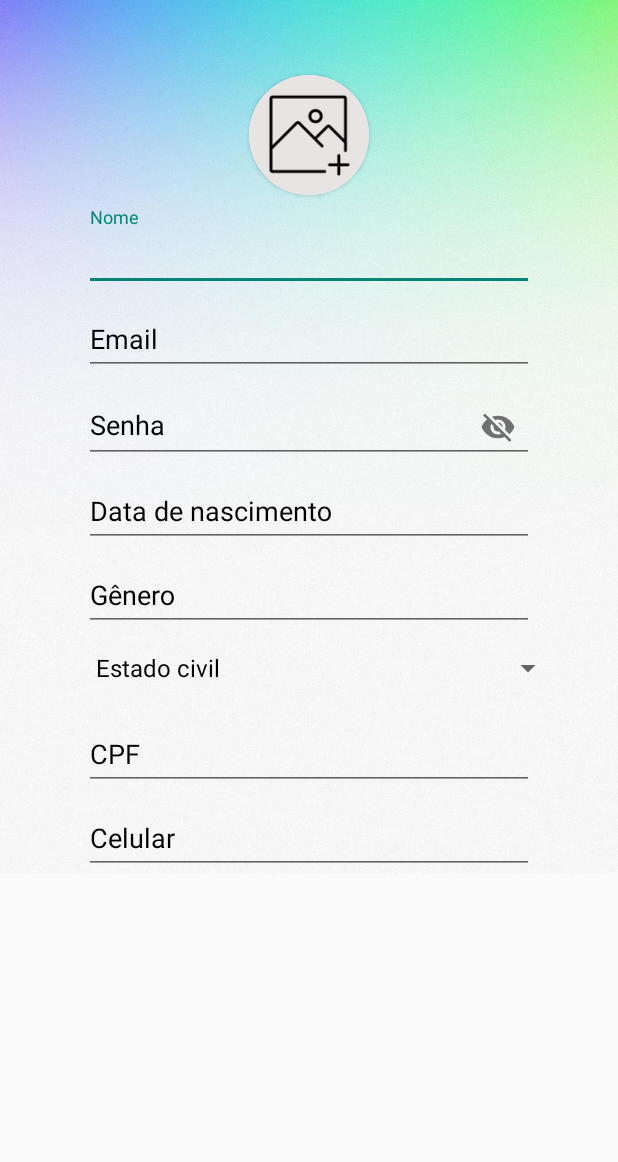
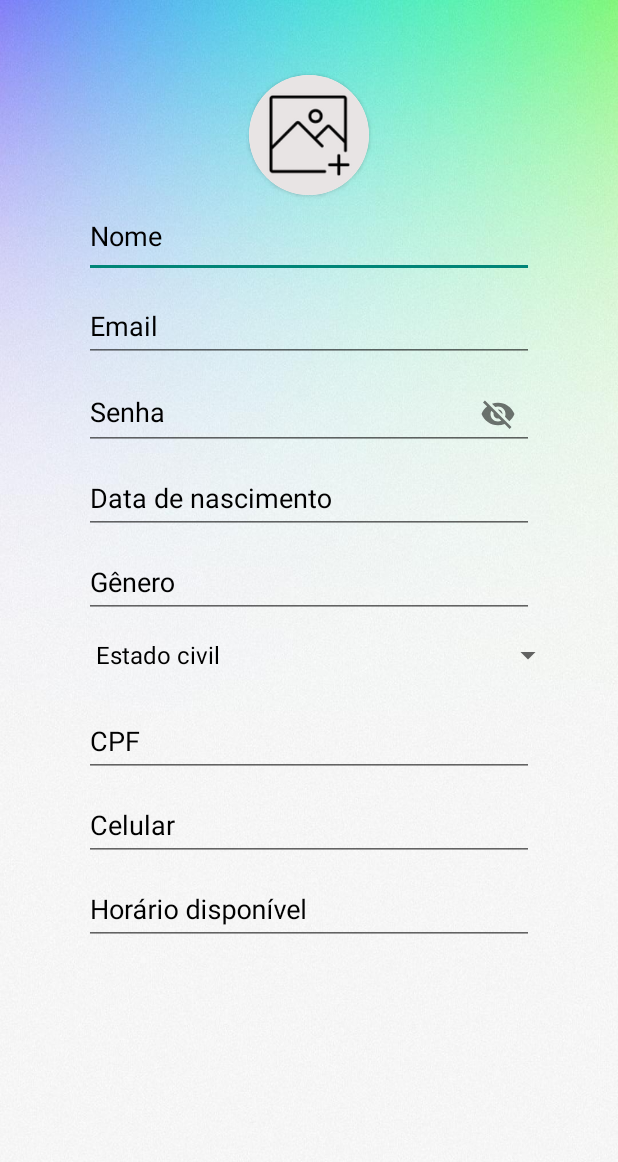
Before and after one commit to cesarfreitax/user, an Android app: the RegisterActivity screen opened directly, with no data from a screen before it, after a tap on an icon or button, on a phone screen of 412 x 824 dp. Shown: the top 1162 px of the screen. Run offline under Robolectric (Android 15) with nearby library versions, the phone set to English and light mode, and no system bars.

Commit message:
main campo de horario horario disponivel com TimePickerDialog

```diff
--- a/app/src/main/java/com/cesar/user/RegisterActivity.kt
+++ b/app/src/main/java/com/cesar/user/RegisterActivity.kt
@@ -2,23 +2,17 @@ package com.cesar.user
 
 import android.app.Activity
 import android.app.DatePickerDialog
-import android.content.Context
+import android.app.TimePickerDialog
 import android.content.Intent
 import android.graphics.Bitmap
 import androidx.appcompat.app.AppCompatActivity
 import android.os.Bundle
 import android.provider.MediaStore
 import android.view.View
-import android.widget.AdapterView
-import android.widget.ArrayAdapter
-import android.widget.ImageView
-import android.widget.Spinner
-import android.widget.Toast
+import android.widget.*
 import androidx.appcompat.app.AlertDialog
 import androidx.core.widget.addTextChangedListener
-import com.cesar.user.utils.OnDateSetListenerWithDateTreatmentImpl
-import com.cesar.user.utils.cpfMask
-import com.cesar.user.utils.phoneMask
+import com.cesar.user.utils.*
 import com.google.android.material.textfield.TextInputEditText
 import com.google.android.material.textfield.TextInputLayout
 import java.text.SimpleDateFormat
@@ -30,58 +24,87 @@ private const val REQUEST_CODE_CAMERA = 1002
 class RegisterActivity : AppCompatActivity() {
 
     lateinit var img: ImageView
-    lateinit var emailContainer: TextInputLayout
+    lateinit var email: EditText
+    lateinit var password: TextInputEditText
     lateinit var birth: TextInputEditText
     lateinit var gender: TextInputEditText
     lateinit var maritalState: Spinner
     lateinit var cpf: TextInputEditText
     lateinit var phone: TextInputEditText
+    lateinit var name: AutoCompleteTextView
+    lateinit var availableHour: TextInputEditText
 
     private var cpfAux = ""
     private var phoneAux = ""
-    private var formatDate = SimpleDateFormat("d/MM/Y", Locale.US)
+    private var formatDate = SimpleDateFormat("dd/MM/y", Locale.US)
+    private var formatTime = SimpleDateFormat("HH:mm", Locale.US)
 
     private val genderList = arrayOf("Masculino", "Feminino", "Outros")
     private val maritalStateList = arrayOf("Estado civil", "Solteira", "Casada", "Divorciada", "Viúva")
-
-    var day = 0
-    var month = 0
-    var year = 0
-    var hour = 0
-    var minute = 0
-
-    var savedDay = 0
-    var savedMonth = 0
-    var savedYear = 0
-    var savedHour = 0
-    var savedMinute = 0
 
     override fun onCreate(savedInstanceState: Bundle?) {
         super.onCreate(savedInstanceState)
         setContentView(R.layout.register)
 
         setComponentBinding()
-//        pickDate()
         showGenderListDialog()
         showChooseImageMethod()
-        setCpfMask()
-        setPhoneMask()
+        setMasks()
         maritalStateAdapter()
+        setDatePickerDialog()
+        setTimePickerDialog()
 
-        birth.setOnClickListener(View.OnClickListener {
+        val names = resources.getStringArray(R.array.Nomes)
+        val adapter = ArrayAdapter(this, android.R.layout.simple_list_item_1, names)
+        name.setAdapter(adapter)
+    }
+
+    private fun setTimePickerDialog() {
+        availableHour.setOnClickListener {
+            val getTime = Calendar.getInstance()
+            val timePicker = TimePickerDialog(
+                this,
+                android.R.style.Theme_Holo_Light_Dialog_MinWidth,
+                { timePicker: TimePicker, hour: Int, minute: Int ->
+
+                    val selectTime = Calendar.getInstance()
+                    selectTime.set(Calendar.HOUR, hour-12)
+                    selectTime.set(Calendar.MINUTE, minute)
+
+                    availableHour.setText(formatTime.format(selectTime.time))
+
+                },
+                getTime.get(Calendar.HOUR),
+                getTime.get(Calendar.MINUTE),
+                true
+            )
+            timePicker.show()
+        }
+    }
+
+    // Set DatePickerDialog to capture user birth
+    private fun setDatePickerDialog() {
+        birth.setOnClickListener {
             val getDate = Calendar.getInstance()
-            val datepicker = DatePickerDialog(this, android.R.style.Theme_Holo_Light_Dialog_MinWidth, DatePickerDialog.OnDateSetListener { view, year, month, dayOfMonth ->
+            val datepicker = DatePickerDialog(
+                this,
+                android.R.style.Theme_Holo_Light_Dialog_MinWidth,
+                { _, year, month, dayOfMonth ->
 
-                val selectDate = Calendar.getInstance()
-                selectDate.set(Calendar.YEAR, year)
-                selectDate.set(Calendar.MONTH, month)
-                selectDate.set(Calendar.DAY_OF_MONTH, dayOfMonth)
+                    val selectDate = Calendar.getInstance()
+                    selectDate.set(Calendar.YEAR, year)
+                    selectDate.set(Calendar.MONTH, month)
+                    selectDate.set(Calendar.DAY_OF_MONTH, dayOfMonth)
 
-                birth.setText(formatDate.format(selectDate.time))
+                    birth.setText(formatDate.format(selectDate.time))
 
-            }, getDate.get(Calendar.YEAR), getDate.get(Calendar.MONTH), getDate.get(Calendar.DAY_OF_MONTH))
+                },
+                getDate.get(Calendar.YEAR),
+                getDate.get(Calendar.MONTH),
+                getDate.get(Calendar.DAY_OF_MONTH)
+            )
             datepicker.show()
-        })
+        }
     }
 
     // Create adapter for spinner dropdown with an option list
@@ -111,39 +134,18 @@ class RegisterActivity : AppCompatActivity() {
         }
     }
 
-    // Phone mask text listener for code formatting
-    private fun setPhoneMask() {
-        phone.addTextChangedListener {
-            phoneAux = it.toString().phoneMask(phoneAux, phone)
-        }
-    }
-
-    // CPF mask text listener for code formatting
-    private fun setCpfMask() {
-        cpf.addTextChangedListener {
-            cpfAux = it.toString().cpfMask(cpfAux, cpf)
-        }
-    }
-
-
     // Set binding according with the view
     private fun setComponentBinding() {
         img = findViewById(R.id.register_img)
         birth = findViewById(R.id.register_birth)
         gender = findViewById(R.id.register_gender)
         maritalState = findViewById(R.id.register_marital_status)
-        emailContainer = findViewById(R.id.register_email_container)
+        email = findViewById(R.id.register_email)
+        password = findViewById(R.id.register_password)
         cpf = findViewById(R.id.register_cpf)
         phone = findViewById(R.id.register_phone)
-    }
-
-    // Set the date variables according date now
-    fun selectYearDate(datePickerListener: OnDateSetListenerWithDateTreatmentImpl, context: Context) {
-        val calendar: Calendar = Calendar.getInstance()
-        val year: Int = calendar.get(Calendar.YEAR)
-        val month: Int = calendar.get(Calendar.MONTH)
-        val day: Int = calendar.get(Calendar.DAY_OF_MONTH)
-        DatePickerDialog(context, R.style.Theme_User, datePickerListener, year, month, day).show()
+        name = findViewById(R.id.register_name)
+        availableHour = findViewById(R.id.register_available_hour)
     }
 
     // Open the camera
@@ -166,6 +168,7 @@ class RegisterActivity : AppCompatActivity() {
     }
 
     // Check the requests and set the images
+    @Deprecated("Deprecated in Java")
     override fun onActivityResult(requestCode: Int, resultCode: Int, intent: Intent?) {
         super.onActivityResult(requestCode, resultCode, intent)
         if (resultCode == Activity.RESULT_OK && requestCode == REQUEST_CODE_GALLERY){
@@ -215,35 +218,36 @@ class RegisterActivity : AppCompatActivity() {
         }
     }
 
-//    // Open the calendar
-//    private fun getDateTimeCalendar() {
-//        val cal = Calendar.getInstance()
-//        day = cal.get(Calendar.DAY_OF_MONTH)
-//        month = cal.get(Calendar.MONTH)
-//        year = cal.get(Calendar.YEAR)
-//    }
+    // Set the masks for validations, formatting and visual
+    private fun setMasks() {
+        name.addTextChangedListener {
+            it.toString().nameMask(name)
+        }
 
-    // Set the chosen date
-//    private fun pickDate() {
-//        birth.setOnClickListener {
-//            selectYearDate(OnDateSetListenerWithDateTreatmentImpl { date ->
-//                birth.setText(date)
-//            }, this)
-////            getDateTimeCalendar()
-////
-////            DatePickerDialog(this, this, year, month, day).show()
-//        }
-//    }
+        email.addTextChangedListener {
+            it.toString().emailMask(email)
+        }
 
-//    override fun onDateSet(view: DatePicker?, year: Int, month: Int, dayOfMonth: Int) {
-//        savedDay = dayOfMonth
-//        savedMonth = month + 1
-//        savedYear = year
-//
-//        getDateTimeCalendar()
-//        birth.setText("$savedDay-$savedMonth-$savedYear")
-//
-//    }
+        password.addTextChangedListener {
+            it.toString().passwordMask(password)
+        }
+
+        birth.addTextChangedListener {
+            it.toString().notEmptyMask(birth)
+        }
+
+        gender.addTextChangedListener {
+            it.toString().notEmptyMask(gender)
+        }
+
+        phone.addTextChangedListener {
+            phoneAux = it.toString().phoneMask(phoneAux, phone)
+        }
+
+        cpf.addTextChangedListener {
+            cpfAux = it.toString().cpfMask(cpfAux, cpf)
+        }
+    }
 
     //APLICAR NO OLHINHO
 //    override fun onTouchEvent(event: MotionEvent?): Boolean {
--- a/app/src/main/java/com/cesar/user/utils/Extension.kt
+++ b/app/src/main/java/com/cesar/user/utils/Extension.kt
@@ -1,7 +1,10 @@
 package com.cesar.user.utils
 
+import android.widget.AutoCompleteTextView
+import android.widget.EditText
 import com.cesar.user.R
 import com.google.android.material.textfield.TextInputEditText
+import com.google.android.material.textfield.TextInputLayout
 
 fun String.cpfMask(cpfAux: String, editText: TextInputEditText) : String {
     var cpfMasked = this
@@ -69,3 +72,41 @@ fun String.phoneMask(phoneAux: String, editText: TextInputEditText) : String {
 
     return phoneMasked
 }
+
+fun String.nameMask (editText: AutoCompleteTextView) {
+    if (this.length < 3) {
+        editText.setTextColor(editText.resources.getColor(R.color.red))
+    } else {
+        editText.setTextColor(editText.resources.getColor(R.color.green))
+    }
+}
+
+fun String.emailMask (editText: EditText) {
+    if (this.length > 5) {
+        editText.setTextColor(editText.resources.getColor(R.color.green))
+    } else {
+        editText.setTextColor(editText.resources.getColor(R.color.red))
+    }
+}
+
+fun String.isLongEnough() = length >= 8
+fun String.hasEnoughDigits() = count(Char::isDigit) >= 3
+fun String.hasUpperCase() = any(Char::isUpperCase)
+fun String.hasSpecialChar() = any { it in "@#$%ˆˆ*()" }
+
+val requirements = listOf(String::isLongEnough, String::hasEnoughDigits, String::hasUpperCase, String::hasSpecialChar)
+val String.checkRequirements get() = requirements.all { check -> check(this) }
+
+fun String.passwordMask (editText: TextInputEditText) {
+    if (this.checkRequirements) {
+        editText.setTextColor(editText.resources.getColor(R.color.green))
+    } else {
+        editText.setTextColor(editText.resources.getColor(R.color.red))
+    }
+}
+
+fun String.notEmptyMask (editText: TextInputEditText) {
+    if (this.isNotEmpty()) {
+        editText.setTextColor(editText.resources.getColor(R.color.green))
+    }
+}
--- a/app/src/main/res/layout/register.xml
+++ b/app/src/main/res/layout/register.xml
@@ -5,13 +5,13 @@
     android:layout_height="match_parent"
     xmlns:android="http://schemas.android.com/apk/res/android"
     xmlns:app="http://schemas.android.com/apk/res-auto"
-    xmlns:tools="http://schemas.android.com/tools">
+    xmlns:tools="http://schemas.android.com/tools"
+    android:background="@drawable/login_bg">
 
     <androidx.constraintlayout.widget.ConstraintLayout
         android:layout_width="match_parent"
-        android:layout_height="match_parent"
-        tools:context=".RegisterActivity"
-        android:background="@drawable/login_bg">
+        android:layout_height="wrap_content"
+        tools:context=".RegisterActivity">
 
         <androidx.cardview.widget.CardView
             android:layout_width="80dp"
@@ -37,23 +37,33 @@
                 android:contentDescription="Imagem de perfil" />
         </androidx.cardview.widget.CardView>
 
-        <com.google.android.material.textfield.TextInputLayout
-            android:id="@+id/register_name_container"
+<!--        <com.google.android.material.textfield.TextInputLayout-->
+<!--            android:id="@+id/register_name"-->
+<!--            android:layout_width="300dp"-->
+<!--            android:layout_height="wrap_content"-->
+<!--            android:hint="Nome"-->
+<!--            android:textColorHint="@color/black"-->
+<!--            app:layout_constraintTop_toBottomOf="@id/register_img_container"-->
+<!--            app:layout_constraintStart_toStartOf="parent"-->
+<!--            app:layout_constraintEnd_toEndOf="parent"-->
+<!--            android:layout_marginTop="8dp">-->
+
+<!--            <EditText-->
+<!--                android:id="@+id/register_name"-->
+<!--                android:layout_width="match_parent"-->
+<!--                android:layout_height="wrap_content"-->
+<!--                android:inputType="text" />-->
+<!--        </com.google.android.material.textfield.TextInputLayout>-->
+
+        <AutoCompleteTextView
             android:layout_width="300dp"
-            android:layout_height="wrap_content"
-            android:hint="Nome"
-            android:textColorHint="@color/black"
+            android:layout_height="55dp"
+            android:id="@+id/register_name"
             app:layout_constraintTop_toBottomOf="@id/register_img_container"
             app:layout_constraintStart_toStartOf="parent"
             app:layout_constraintEnd_toEndOf="parent"
-            android:layout_marginTop="8dp">
-
-            <EditText
-                android:id="@+id/register_name"
-                android:layout_width="match_parent"
-                android:layout_height="wrap_content"
-                android:inputType="text" />
-        </com.google.android.material.textfield.TextInputLayout>
+            android:hint="Nome"
+            android:textColorHint="@color/black"/>
 
         <com.google.android.material.textfield.TextInputLayout
             android:id="@+id/register_email_container"
@@ -62,8 +72,8 @@
             android:hint="Email"
             app:suffixText="\@gmail.com"
             android:textColorHint="@color/black"
-            app:layout_constraintTop_toBottomOf="@id/register_name_container"
-            app:layout_constraintStart_toStartOf="@id/register_name_container">
+            app:layout_constraintTop_toBottomOf="@id/register_name"
+            app:layout_constraintStart_toStartOf="@id/register_name">
 
             <EditText
                 android:id="@+id/register_email"
@@ -169,6 +179,24 @@
 
         </com.google.android.material.textfield.TextInputLayout>
 
+        <com.google.android.material.textfield.TextInputLayout
+            android:id="@+id/register_available_hour_container"
+            android:layout_width="300dp"
+            android:layout_height="wrap_content"
+            android:hint="Horário disponível"
+            android:textColorHint="@color/black"
+            app:layout_constraintTop_toBottomOf="@id/register_phone_container"
+            app:layout_constraintStart_toStartOf="@id/register_phone_container">
+
+            <com.google.android.material.textfield.TextInputEditText
+                android:id="@+id/register_available_hour"
+                android:layout_width="match_parent"
+                android:layout_height="wrap_content"
+                android:inputType="time"
+                android:focusable="false"/>
+
+        </com.google.android.material.textfield.TextInputLayout>
+
 
 
 
--- a/app/src/main/res/values/strings.xml
+++ b/app/src/main/res/values/strings.xml
@@ -11,4 +11,17 @@
     <string name="menu_home">Home</string>
     <string name="menu_gallery">Gallery</string>
     <string name="menu_slideshow">Slideshow</string>
+
+    <string-array name="Nomes">
+        <item>César</item>
+        <item>Patricio</item>
+        <item>Bruno</item>
+        <item>Rafaella</item>
+        <item>Andrea</item>
+        <item>Caio</item>
+        <item>Julio</item>
+        <item>Hadonias</item>
+        <item>Matheus</item>
+        <item>Luana</item>
+    </string-array>
 </resources>
--- a/gradle.properties
+++ b/gradle.properties
@@ -6,7 +6,8 @@
 # http://www.gradle.org/docs/current/userguide/build_environment.html
 # Specifies the JVM arguments used for the daemon process.
 # The setting is particularly useful for tweaking memory settings.
-org.gradle.jvmargs=-Xmx2048m -Dfile.encoding=UTF-8
+org.gradle.jvmargs=-Xmx4096m -Dfile.encoding=UTF-8
+org.gradle.daemon=true
 # When configured, Gradle will run in incubating parallel mode.
 # This option should only be used with decoupled projects. More details, visit
 # http://www.gradle.org/docs/current/userguide/multi_project_builds.html#sec:decoupled_projects
```
Also changed, not shown: app/build.gradle (+8 -8 lines).
